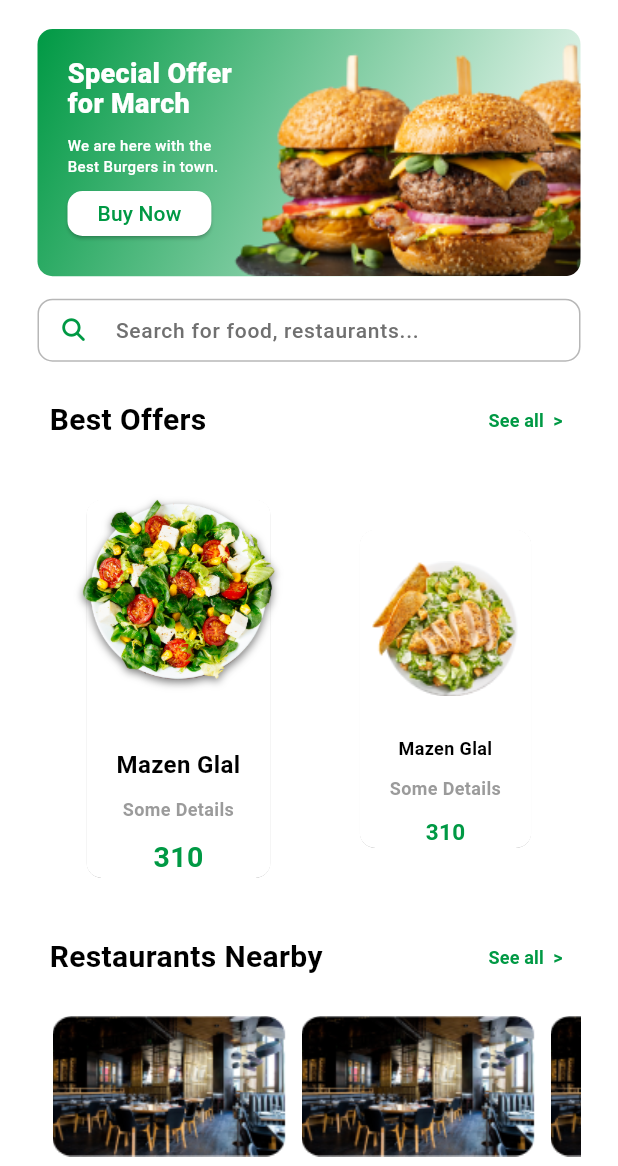
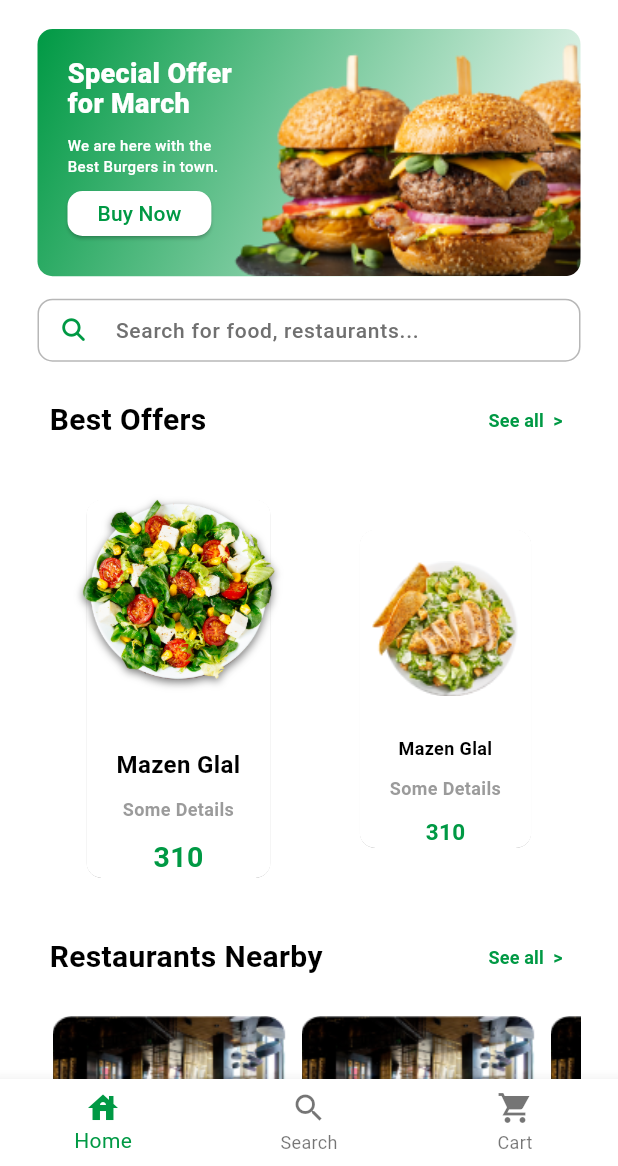
Before and after one commit to Mazen-Glal/ARestro, a Flutter app: the HomeViewBody screen opened directly, on a phone screen of 412 x 824 dp, the part 70-1236 px from its top. Run offline on Flutter 3.47's test engine with Material 3 defaults, Android fonts, the phone set to English and light mode, and no system bars; our stand-ins replace avatar_glow, awesome_dialog, bloc, dio, flutter_rating_bar, flutter_secure_storage and 6 more; accounts and stored records are empty; Roboto replaces fonts that are missing (Manrope, Poppins); project files that could hold a hidden picture were left out.

Commit message:
finish the design of the app. - add bottom nav bar to the home screen as final step.

```diff
--- a/lib/features/home/representation/views/widgets/home_view_body.dart
+++ b/lib/features/home/representation/views/widgets/home_view_body.dart
@@ -1,47 +1,52 @@
 import 'package:arestro/core/utils/components/default_app_bar.dart';
 import 'package:arestro/core/utils/customs/colors.dart';
 import 'package:arestro/core/utils/customs/drawer_widget.dart';
-import 'package:arestro/features/foods/representation/views/widgets/list_of_foods.dart';
-import 'package:arestro/features/home/representation/views/widgets/offer_for_month.dart';
-import 'package:arestro/features/home/representation/views/widgets/title_of_list.dart';
-import 'package:arestro/features/restaurants/representation/views/widgets/list_of_restaurants.dart';
-import 'package:arestro/features/search/representation/views/widgets/home_search_item.dart';
+import 'package:arestro/features/foods/representation/views/widgets/food_details_view_body_item.dart';
+import 'package:arestro/features/home/representation/views/widgets/home_view_body_item.dart';
+import 'package:arestro/features/order/representation/views/widgets/order_details_view_body_item.dart';
+import 'package:arestro/features/search/representation/views/widgets/search_view_body_item.dart';
 import 'package:arestro/generated/l10n.dart';
 import 'package:flutter/material.dart';
 
-class HomeViewBody extends StatelessWidget {
+class HomeViewBody extends StatefulWidget {
   HomeViewBody({super.key});
 
-  final TextEditingController searchController = TextEditingController();
+  @override
+  State<HomeViewBody> createState() => _HomeViewBodyState();
+}
+
+class _HomeViewBodyState extends State<HomeViewBody> {
+  final List<Widget> widgets = [
+    HomeViewBodyItem(),
+    SearchViewBodyItem(),
+    OrderDetailsViewBodyItem()
+  ];
+  int currentIndex = 0;
+
   @override
   Widget build(BuildContext context) {
     return Scaffold(
       backgroundColor: AppColors.white,
       appBar: getDefaultAppBar(context),
       drawer: DrawerWidget(),
-      body: SingleChildScrollView(
-        physics: BouncingScrollPhysics(),
-        padding: EdgeInsets.symmetric(vertical: 10, horizontal: 25),
-        child: SafeArea(
-          child: Column(
-            spacing: 15,
-            children: [
-              OfferForMonth(),
-              HomeSearchItem(searchController: searchController),
-              TitleOfList(
-                title: S.of(context).best_offers,
-                onPressed: () {},
-              ),
-              ListOfFoods(),
-              TitleOfList(
-                title: S.of(context).restaurants_nearby,
-                onPressed: () {},
-              ),
-              ListOfRestaurants()
-            ],
-          ),
-        ),
+      bottomNavigationBar: BottomNavigationBar(
+        items: [
+          BottomNavigationBarItem(
+              label: S.of(context).home, icon: Icon(Icons.house)),
+          BottomNavigationBarItem(
+              label: S.of(context).search, icon: Icon(Icons.search)),
+          BottomNavigationBarItem(
+              label: S.of(context).cart, icon: Icon(Icons.shopping_cart_sharp)),
+        ],
+        onTap: (value) {
+            currentIndex = value;
+          setState(() {});
+        },
+        currentIndex: currentIndex,
+        selectedItemColor: AppColors.green,
+        backgroundColor: AppColors.white,
       ),
+      body: widgets[currentIndex],
     );
   }
 }
--- /dev/null
+++ b/lib/features/home/representation/views/widgets/home_view_body_item.dart
@@ -0,0 +1,37 @@
+import 'package:arestro/features/home/representation/views/widgets/offer_for_month.dart';
+import 'package:arestro/features/foods/representation/views/widgets/list_of_foods.dart';
+import 'package:arestro/features/home/representation/views/widgets/title_of_list.dart';
+import 'package:arestro/features/restaurants/representation/views/widgets/list_of_restaurants.dart';
+import 'package:arestro/features/search/representation/views/widgets/home_search_item.dart';
+import 'package:arestro/generated/l10n.dart';
+import 'package:flutter/material.dart';
+class HomeViewBodyItem extends StatelessWidget {
+   HomeViewBodyItem({super.key});
+  final TextEditingController searchController = TextEditingController();
+  @override
+  Widget build(BuildContext context) {
+    return SingleChildScrollView(
+      physics: BouncingScrollPhysics(),
+      padding: EdgeInsets.symmetric(vertical: 10, horizontal: 25),
+      child: SafeArea(
+        child: Column(
+          spacing: 15,
+          children: [
+            OfferForMonth(),
+            HomeSearchItem(searchController: searchController),
+            TitleOfList(
+              title: S.of(context).best_offers,
+              onPressed: () {},
+            ),
+            ListOfFoods(),
+            TitleOfList(
+              title: S.of(context).restaurants_nearby,
+              onPressed: () {},
+            ),
+            ListOfRestaurants()
+          ],
+        ),
+      ),
+    );
+  }
+}
--- a/lib/features/profile/representation/views/widgets/personal_photo.dart
+++ b/lib/features/profile/representation/views/widgets/personal_photo.dart
@@ -18,6 +18,8 @@ class PersonalPhoto extends StatelessWidget {
             child: AvatarGlow(
               startDelay: const Duration(milliseconds: 1000),
               glowColor: AppColors.green,
+              glowCount: 2,
+              glowRadiusFactor: 0.2,
               glowShape: BoxShape.circle,
               animate: true,
               curve: Curves.fastOutSlowIn,
--- a/lib/features/profile/representation/views/widgets/profile_view_body.dart
+++ b/lib/features/profile/representation/views/widgets/profile_view_body.dart
@@ -1,3 +1,4 @@
+import 'package:arestro/core/utils/components/default_app_bar.dart';
 import 'package:arestro/core/utils/components/default_button.dart';
 import 'package:arestro/core/utils/customs/colors.dart';
 import 'package:arestro/core/utils/customs/drawer_widget.dart';
@@ -13,6 +14,7 @@ class ProfileViewBody extends StatelessWidget {
   Widget build(BuildContext context) {
     return Scaffold(
       backgroundColor: AppColors.white,
+      appBar: getDefaultAppBar(context),
       drawer:DrawerWidget(),
       body: SafeArea(
         child: SingleChildScrollView(
@@ -24,7 +26,6 @@ class ProfileViewBody extends StatelessWidget {
             spacing: 20,
             children: [
               PersonalPhoto(),
-              SizedBox(height: 25),
               PersonalInfo(),
               ContactInfo(),
               SizedBox(height: 25),
```
Also changed, not shown: lib/features/foods/representation/views/widgets/food_details_view_body.dart (+2 -48 lines), lib/features/foods/representation/views/widgets/food_details_view_body_item.dart (added, +58 -0 lines), lib/features/order/representation/views/widgets/order_details_view_body.dart (+2 -31 lines), lib/features/order/representation/views/widgets/order_details_view_body_item.dart (added, +43 -0 lines), lib/features/search/representation/views/widgets/search_view_body.dart (+2 -15 lines), lib/features/search/representation/views/widgets/search_view_body_item.dart (added, +23 -0 lines).
